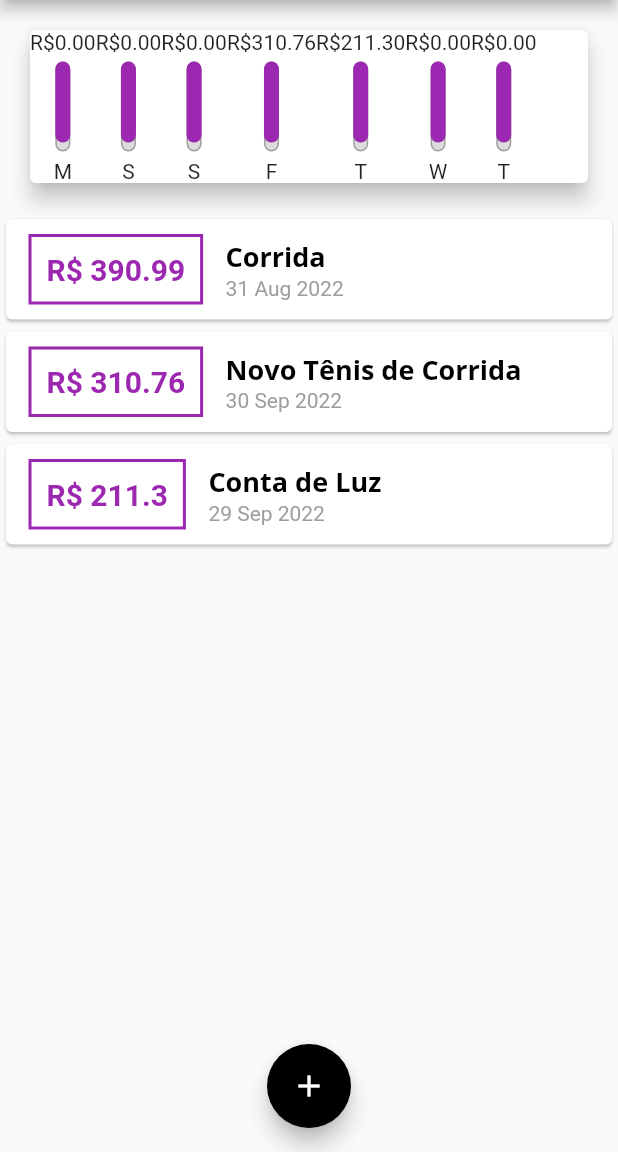
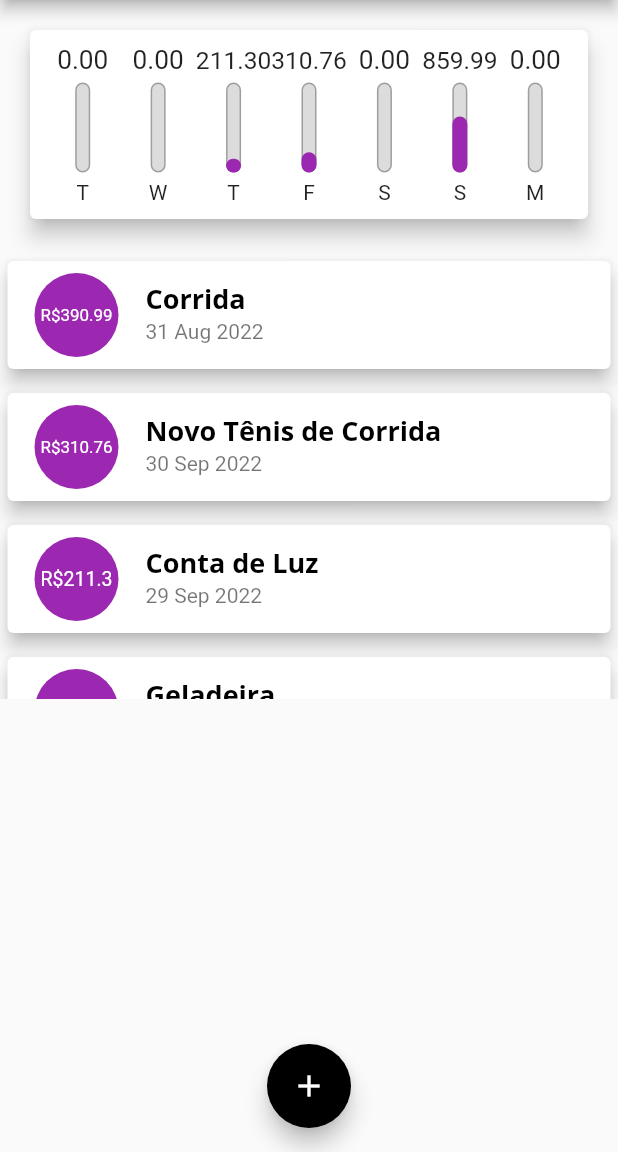
Before and after one commit to DaniloSacramento/Despesas-Pessoais-App, a Flutter app: the screen it shows after launch, on a phone screen of 412 x 824 dp, the part 84-1236 px from its top. Run offline on Flutter 3.47's test engine with Material 2 defaults, Android fonts, the phone set to English and light mode, and no system bars.

Commit message:
Quase terminado

```diff
--- a/expenses/lib/components/chart.dart
+++ b/expenses/lib/components/chart.dart
@@ -36,6 +36,12 @@ class Chart extends StatelessWidget {
        return {
         "day" : DateFormat.E().format(weekDay)[0],
         "value": totalSum};
+    }).reversed.toList();
+  }
+
+  double get _weekTotalValue {
+    return groupedTransactions.fold(0.0, (sum,tr) {
+     return sum + (tr ["value"]as double);
     });
   }
 
@@ -45,14 +51,22 @@ class Chart extends StatelessWidget {
     return Card(
       elevation: 6,
       margin: EdgeInsets.all(20) ,
+      child: Padding(
+        padding: const EdgeInsets.all(10),
         child: Row(
+          mainAxisAlignment: MainAxisAlignment.spaceAround,
           children: groupedTransactions.map((tr) {
-       return ChartBar(
+         return Flexible(
+          fit: FlexFit.tight ,
+
+           child: ChartBar(
                 label: tr['day'] as String,
                 value: tr['value'] as double,
-            percentage: 0.9,
+                percentage: (tr ["value"]as double) / _weekTotalValue,
+              ),
          );
           }).toList(),
+        ),
       ),
     );
   }
--- a/expenses/lib/components/chart_bar.dart
+++ b/expenses/lib/components/chart_bar.dart
@@ -16,12 +16,17 @@ class ChartBar extends StatelessWidget {
   Widget build(BuildContext context) {
     return Column(
       children: [
-        Text('R\$${value!.toStringAsFixed(2)}'),
+        Container(
+          height: 20,
+          child: FittedBox
+          (child: Text('${value!.toStringAsFixed(2)}')),
+        ),
         SizedBox(height: 5,),
         Container(
           height: 60,
           width: 10,
           child: Stack(
+            alignment: Alignment.bottomCenter ,
             children: [
               Container(decoration: BoxDecoration(
                 border: Border.all(
--- a/expenses/lib/components/transaction_list.dart
+++ b/expenses/lib/components/transaction_list.dart
@@ -5,7 +5,7 @@ import 'package:intl/intl.dart';
 class TransactionList extends StatelessWidget {
   final List<Transaction> transactions;
 
-  const TransactionList(this.transactions );
+  const TransactionList(this.transactions, {Key? key}) : super(key: key);
 
   @override
   Widget build(BuildContext context) {
@@ -34,45 +34,36 @@ class TransactionList extends StatelessWidget {
               itemBuilder: (ctx, index) {
                 final tr = transactions[index];
                 return Card(
-                  child: Row(
-                    children: [
-                      Container(
+                  elevation: 5,
                   margin: const EdgeInsets.symmetric(
-                          horizontal: 15,
-                          vertical: 10,
+                    vertical: 8,
+                    horizontal: 5,
                   ),
-                        decoration: BoxDecoration(
-                          border: Border.all(
-                            color: Theme.of(context).colorScheme.primary,
-                            width: 2,
-                          ),
-                        ),
-                        padding: const EdgeInsets.all(10),
+                  child: ListTile(
+                    leading: CircleAvatar(
+                      backgroundColor: Colors.purple,
+                      radius: 30,
+                      child: Padding(
+                        padding: const EdgeInsets.all(6),
+                        child: FittedBox(
                           child: Text(
-                          "R\$ ${tr.value.toString()}",
-                          style: TextStyle(
-                            fontWeight: FontWeight.bold,
-                            fontSize: 20,
-                            color: Theme.of(context).colorScheme.primary,
+                            'R\$${tr.value}',
+                            style: const TextStyle(
+                              color: Colors.white,
                             ),
                           ),
                         ),
-                      Column(
-                        crossAxisAlignment: CrossAxisAlignment.start,
-                        children: [
-                          Text(
+                      ),
+                    ),
+                    title: Text(
                       tr.title.toString(),
                       style: Theme.of(context).textTheme.headline6,
+
+
                     ),
-                          Text(
+                    subtitle: Text(
                       DateFormat('d MMM y').format(tr.date),
-                            style: const TextStyle(
-                              color: Colors.grey,
                     ),
-                          ),
-                        ],
-                      ),
-                    ],
                   ),
                 );
               },
--- a/expenses/lib/main.dart
+++ b/expenses/lib/main.dart
@@ -67,6 +67,12 @@ class _MyHomePageState extends State<MyHomePage> {
        value: 211.30,
        date: DateTime.now().subtract(Duration(days: 4)),
      ),
+     Transaction(
+       id: 't4',
+       title: 'Geladeira',
+       value: 859.99,
+       date: DateTime.now().subtract(Duration(days: 1)),
+     ),
   ];
 
   List<Transaction> get _recentTransactions {
```
Lines whose indentation alone changed are shown as unchanged.
